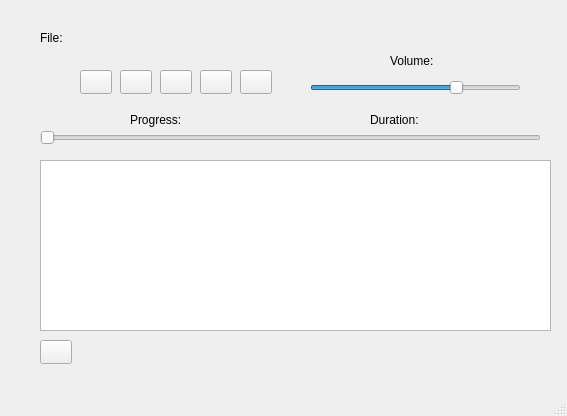
Before: the Qt Designer form mainwindow.ui in Hurekity/QtMediaPlayer, drawn with Qt 5.
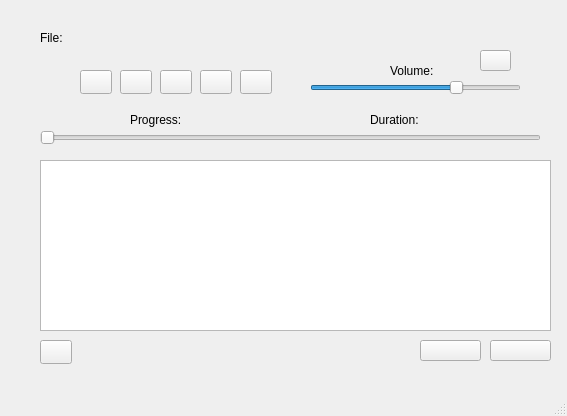
After: the same form once the commit is applied. Icons and pictures are not drawn.

```diff
--- a/mainwindow.ui
+++ b/mainwindow.ui
@@ -129,8 +129,8 @@
     <property name="geometry">
      <rect>
       <x>390</x>
-      <y>50</y>
-      <width>121</width>
+      <y>60</y>
+      <width>111</width>
       <height>21</height>
      </rect>
     </property>
@@ -187,6 +187,53 @@
      </rect>
     </property>
    </widget>
+   <widget class="QPushButton" name="pushButtonMute">
+    <property name="geometry">
+     <rect>
+      <x>480</x>
+      <y>50</y>
+      <width>31</width>
+      <height>21</height>
+     </rect>
+    </property>
+    <property name="text">
+     <string/>
+    </property>
+   </widget>
+   <widget class="QPushButton" name="pushButtonShuffle">
+    <property name="geometry">
+     <rect>
+      <x>420</x>
+      <y>340</y>
+      <width>61</width>
+      <height>21</height>
+     </rect>
+    </property>
+    <property name="text">
+     <string/>
+    </property>
+    <property name="icon">
+     <iconset>
+      <normaloff>C:/Users/lxst/source/Qt/shuffle.ico</normaloff>C:/Users/lxst/source/Qt/shuffle.ico</iconset>
+    </property>
+   </widget>
+   <widget class="QPushButton" name="pushButtonLoop">
+    <property name="geometry">
+     <rect>
+      <x>490</x>
+      <y>340</y>
+      <width>61</width>
+      <height>21</height>
+     </rect>
+    </property>
+    <property name="text">
+     <string/>
+    </property>
+    <property name="icon">
+     <iconset>
+      <normaloff>C:/Users/lxst/source/Qt/loop_icon-icons.com_70926.ico</normaloff>C:/Users/lxst/source/Qt/loop_icon-icons.com_70926.ico</iconset>
+    </property>
+   </widget>
   </widget>
   <widget class="QMenuBar" name="menubar">
    <property name="geometry">
```
